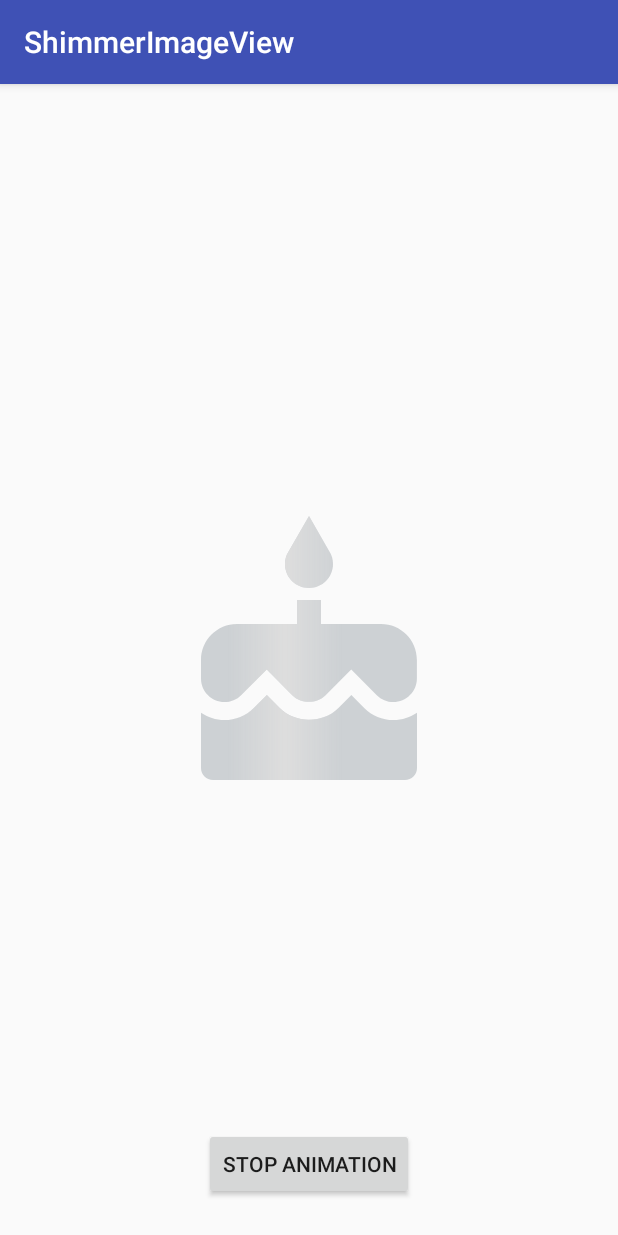
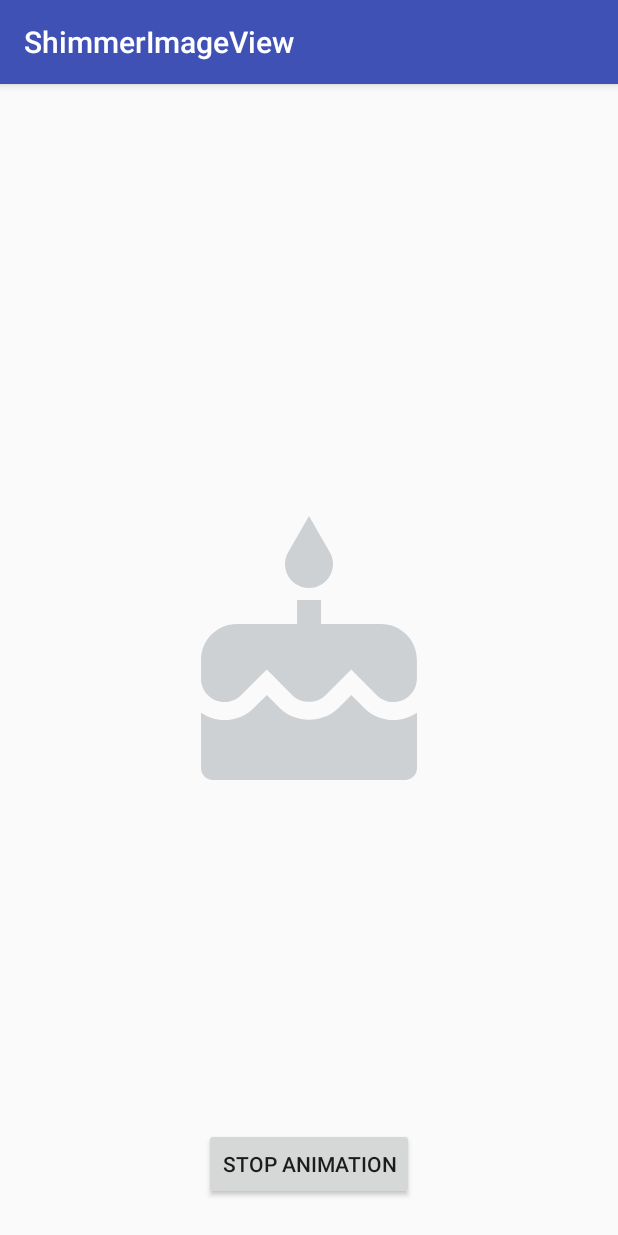
Before and after one commit to wenhuiyao/ShimmerImageView, an Android app: the screen it shows after launch (MainActivity), after a tap on "START ANIMATION", on a phone screen of 412 x 824 dp. Run offline under Robolectric (Android 15) with nearby library versions, the phone set to English and light mode, and no system bars; our stand-ins replace Shimmer; 1 other tap on this screen came first.

Commit message:
Add custom xml attrs support

```diff
--- a/example/src/main/java/com/wenhui/shimmerimageview/MainActivity.kt
+++ b/example/src/main/java/com/wenhui/shimmerimageview/MainActivity.kt
@@ -10,16 +10,23 @@ class MainActivity : AppCompatActivity() {
         super.onCreate(savedInstanceState)
         setContentView(R.layout.activity_main)
 
-        shimmerImageView.maskSpecs = MaskSpecs(animationDuration = 1000L)
-
+        updateStartAnimationButton()
         startAnimationButton.setOnClickListener {
-            if (shimmerImageView.isAnimationRunning()) {
-                startAnimationButton.text = "Start Animation"
+            if (shimmerImageView.isAnimationRunning) {
                 shimmerImageView.stopAnimation()
             } else {
-                startAnimationButton.text = "Stop Animation"
                 shimmerImageView.startAnimation()
             }
+            updateStartAnimationButton()
         }
     }
+
+    private fun updateStartAnimationButton() {
+        if (shimmerImageView.isAnimationRunning) {
+            startAnimationButton.text = "Stop Animation"
+        } else {
+            startAnimationButton.text = "Start Animation"
+        }
+    }
+
 }
--- a/example/src/main/res/layout/activity_main.xml
+++ b/example/src/main/res/layout/activity_main.xml
@@ -11,6 +11,7 @@
         android:layout_gravity="center"
         app:srcCompat="@drawable/ic_cake_black"
         app:tint="#CDD1D4"
+        app:startAnimation="true"
         />
 
     <Button
--- a/shimmer-imageview/src/main/java/com/wenhui/shimmerimageview/ShimmerImageView.kt
+++ b/shimmer-imageview/src/main/java/com/wenhui/shimmerimageview/ShimmerImageView.kt
@@ -6,21 +6,39 @@ import android.graphics.*
 import android.graphics.Color.BLACK
 import android.graphics.Color.TRANSPARENT
 import android.util.AttributeSet
-import android.view.ViewTreeObserver
+import android.view.View
 import android.view.animation.DecelerateInterpolator
 import androidx.appcompat.widget.AppCompatImageView
 import androidx.core.view.ViewCompat
+import wenhui.com.library.R
 import kotlin.properties.Delegates
+
+private const val DEFAULT_MASK_COLOR = 0xFFDDDDDD.toInt()
+private const val DEFAULT_INTENSITY = 0f
+private const val DEFAULT_DROPOFF = 0.3f
+private val DEFAULT_MASK_MODE = PorterDuff.Mode.SRC_IN
+private const val DEFAULT_ANIMATION_DURATION = 1200
+private const val DEFAULT_START_DELAYED = 0
+
+private fun parseMaskMode(maskModeEnum: Int): PorterDuff.Mode {
+    return when (maskModeEnum) {
+        3 -> PorterDuff.Mode.SRC_IN
+        7 -> PorterDuff.Mode.SRC_ATOP
+        9 -> PorterDuff.Mode.MULTIPLY
+        15 -> PorterDuff.Mode.SCREEN
+        else -> DEFAULT_MASK_MODE
+    }
+}
 
 /**
  * Specification of the shimmering effect
  */
-data class MaskSpecs(var maskColor: Int = 0xFFDDDDDD.toInt(),
-                     var intensity: Float = 0f,
-                     var dropOff: Float = 0.3f,
-                     var maskMode: PorterDuff.Mode = PorterDuff.Mode.SRC_IN,
-                     var animationDuration: Long = 1200L,
-                     var startDelayed: Long = 0L)
+data class MaskSpecs(val maskColor: Int = DEFAULT_MASK_COLOR,
+                     val intensity: Float = DEFAULT_INTENSITY,
+                     val dropOff: Float = DEFAULT_DROPOFF,
+                     val maskMode: PorterDuff.Mode = DEFAULT_MASK_MODE,
+                     val animationDuration: Long = DEFAULT_ANIMATION_DURATION.toLong(),
+                     val startDelayed: Long = DEFAULT_START_DELAYED.toLong())
 
 /**
  * Extend ImageView to add shimmer effect, to customize it, use [MaskSpecs].
@@ -55,14 +73,51 @@ class ShimmerImageView @JvmOverloads constructor(context: Context, attrs: Attrib
             resetAnimation()
         }
 
+    var isAnimationRunning: Boolean = false
+        private set
+
+    init {
+        attrs?.let {
+            val a = context.obtainStyledAttributes(attrs, R.styleable.ShimmerImageView)
+            val maskColor = a.getColor(R.styleable.ShimmerImageView_maskSpecs_maskColor, DEFAULT_MASK_COLOR)
+            val intensity = a.getFloat(R.styleable.ShimmerImageView_maskSpecs_intensity, DEFAULT_INTENSITY)
+            val dropOff = a.getFloat(R.styleable.ShimmerImageView_maskSpecs_dropOff, DEFAULT_DROPOFF)
+            val maskMode = parseMaskMode(a.getInt(R.styleable.ShimmerImageView_maskSpecs_maskMode, -1))
+            val animationDuration = a.getInt(R.styleable.ShimmerImageView_maskSpecs_animationDuration, DEFAULT_ANIMATION_DURATION)
+            val startDelayed = a.getInt(R.styleable.ShimmerImageView_maskSpecs_startDelayed, DEFAULT_START_DELAYED)
+            val startAnimation = a.getBoolean(R.styleable.ShimmerImageView_startAnimation, false)
+            a.recycle()
+
+            maskSpecs = MaskSpecs(
+                    maskColor = maskColor,
+                    intensity = intensity,
+                    dropOff = dropOff,
+                    maskMode = maskMode,
+                    animationDuration = animationDuration.toLong(),
+                    startDelayed = startDelayed.toLong()
+            )
+
+            if (startAnimation) {
+                startAnimation()
+            }
+        }
+    }
 
     fun startAnimation() {
-        if (drawable == null || isAnimationRunning()) return
+        if (isAnimationRunning) return
 
+        if (drawable == null) {
+            isAnimationRunning = false
+            return
+        }
+
+        isAnimationRunning = true
         runAfterLaidOut {
+            // If animation is cancelled already, make sure we don't start the animation
+            if (!isAnimationRunning) return@runAfterLaidOut
+
             val startWidth = width + (maskSpecs.startDelayed / maskSpecs.animationDuration.toFloat()).toInt()
-            ValueAnimator.ofInt(-(startWidth + width), width).run {
-                animation = this
+            animation = ValueAnimator.ofInt(-(startWidth + width), width).apply {
                 duration = maskSpecs.animationDuration + maskSpecs.startDelayed
                 repeatCount = ValueAnimator.INFINITE
                 repeatMode = ValueAnimator.RESTART
@@ -79,31 +134,32 @@ class ShimmerImageView @JvmOverloads constructor(context: Context, attrs: Attrib
     private inline fun runAfterLaidOut(crossinline block: () -> Unit) {
         if (ViewCompat.isLaidOut(this)) {
             block()
-        } else {
-            viewTreeObserver.addOnPreDrawListener(object : ViewTreeObserver.OnPreDrawListener {
-                override fun onPreDraw(): Boolean {
-                    viewTreeObserver.removeOnPreDrawListener(this)
-                    block()
-                    return false
-                }
-            })
+            return
         }
+
+        addOnLayoutChangeListener(object : OnLayoutChangeListener {
+            override fun onLayoutChange(v: View?, left: Int, top: Int, right: Int, bottom: Int,
+                                        oldLeft: Int, oldTop: Int, oldRight: Int, oldBottom: Int) {
+                removeOnLayoutChangeListener(this)
+                block()
+            }
+        })
     }
 
     fun stopAnimation() {
         animation?.cancel()
         animation = null
+        isAnimationRunning = false
+        maskOffsetX = 0f
+        maskBitmap = null
+        renderMaskBitmap = null
         invalidate()
     }
 
-    fun isAnimationRunning() = animation != null
-
     private fun resetAnimation() {
-        val animationStarted = isAnimationRunning()
+        val animationStarted = isAnimationRunning
         stopAnimation()
         paint.xfermode = PorterDuffXfermode(maskSpecs.maskMode)
-        maskBitmap = null
-        renderMaskBitmap = null
         if (animationStarted) {
             startAnimation()
         }
@@ -111,7 +167,9 @@ class ShimmerImageView @JvmOverloads constructor(context: Context, attrs: Attrib
 
     override fun onLayout(changed: Boolean, left: Int, top: Int, right: Int, bottom: Int) {
         super.onLayout(changed, left, top, right, bottom)
-        resetAnimation()
+        if (changed) {
+            resetAnimation()
+        }
     }
 
     override fun draw(canvas: Canvas?) {
@@ -127,7 +185,7 @@ class ShimmerImageView @JvmOverloads constructor(context: Context, attrs: Attrib
     }
 
     private fun drawMaskUsingBitmap(canvas: Canvas?) {
-        if (!isAnimationRunning()) return
+        if (!isAnimationRunning) return
 
         tryObtainRenderMaskBitmap()?.let {
             drawMaskToBitmap()
@@ -153,6 +211,7 @@ class ShimmerImageView @JvmOverloads constructor(context: Context, attrs: Attrib
         maskBitmap = this
         val canvas = Canvas(this)
         val paint = Paint().apply {
+            isAntiAlias = true
             shader = LinearGradient(widthFloat, 0f, 0f, 0f, getGradientColors(), getGradientPositions(), Shader.TileMode.CLAMP)
             colorFilter = PorterDuffColorFilter(maskSpecs.maskColor, PorterDuff.Mode.SRC_IN)
         }
@@ -167,10 +226,10 @@ class ShimmerImageView @JvmOverloads constructor(context: Context, attrs: Attrib
     }
 
     private fun createBitmap(width: Int, height: Int): Bitmap? {
-        try {
-            return Bitmap.createBitmap(width, height, Bitmap.Config.ARGB_8888)
+        return try {
+            Bitmap.createBitmap(width, height, Bitmap.Config.ARGB_8888)
         } catch (ome: OutOfMemoryError) {
-            return null
+            null
         }
     }
 }
--- /dev/null
+++ b/shimmer-imageview/src/main/res/values/attrs.xml
@@ -0,0 +1,20 @@
+<?xml version="1.0" encoding="utf-8"?>
+<resources>
+
+    <declare-styleable name="ShimmerImageView">
+        <!-- automatically start animation provided there is already a drawable set-->
+        <attr name="startAnimation" format="boolean"/>
+        <attr name="maskSpecs_maskColor" format="color"/>
+        <attr name="maskSpecs_intensity" format="float"/>
+        <attr name="maskSpecs_dropOff" format="float"/>
+        <attr name="maskSpecs_maskMode" format="enum">
+            <enum name="src_in" value="3"/>
+            <enum name="src_atop" value="7"/>
+            <enum name="multiply" value="9"/>
+            <enum name="screen" value="15"/>
+        </attr>
+        <attr name="maskSpecs_animationDuration" format="integer"/>
+        <attr name="maskSpecs_startDelayed" format="integer"/>
+    </declare-styleable>
+
+</resources>
```
